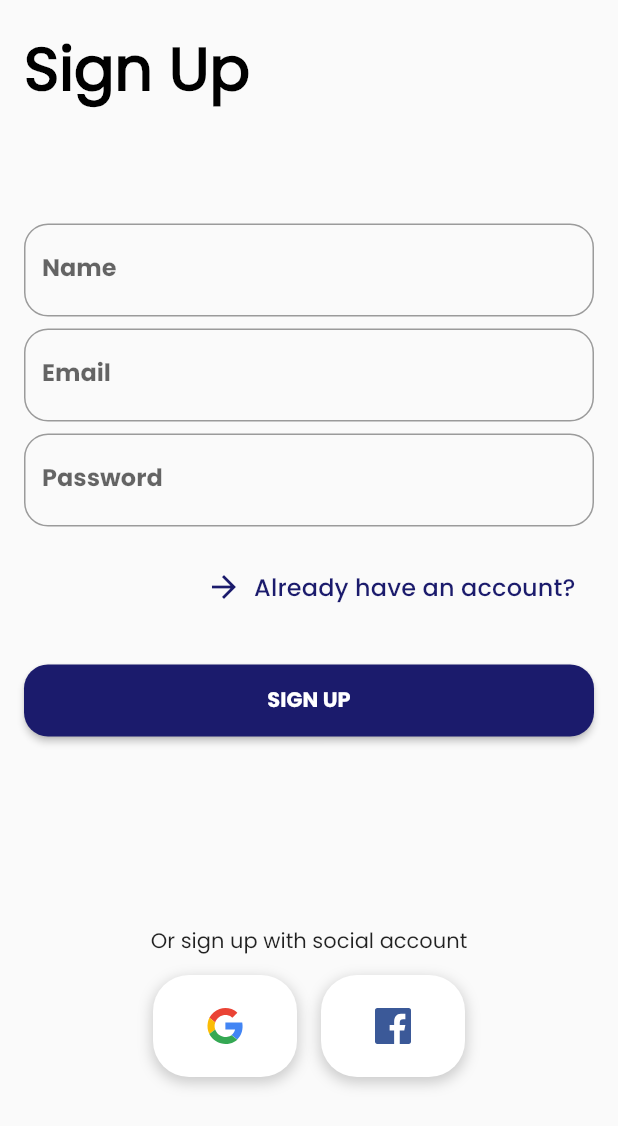
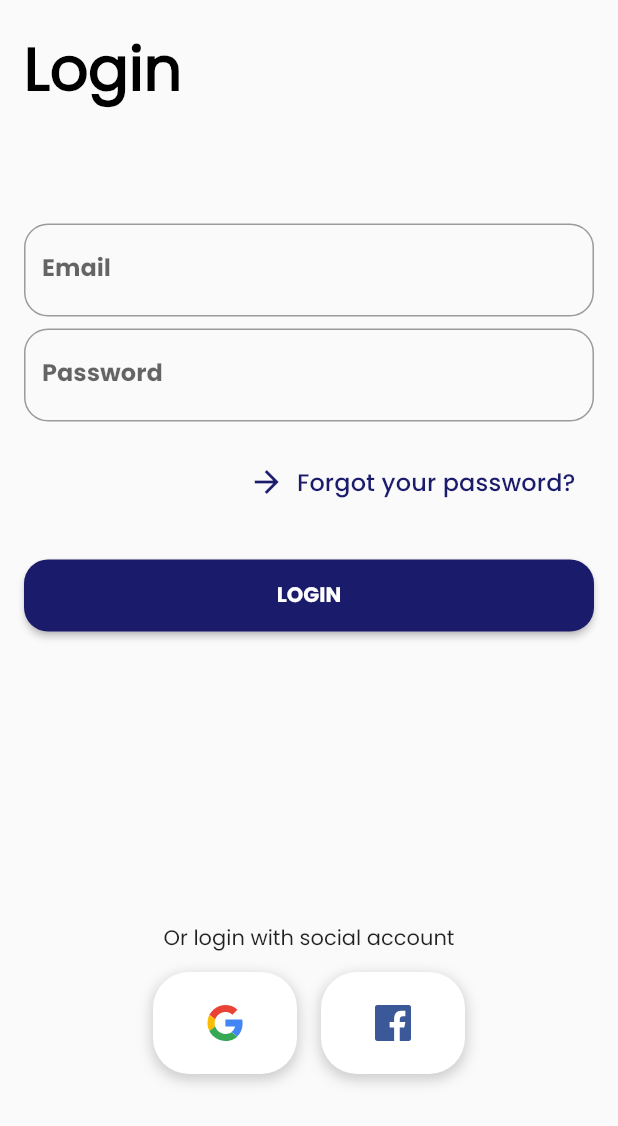
Before and after one commit to tranthaison1231/spo_flutter, a Flutter app: the screen it shows after launch, on a phone screen of 412 x 824 dp. Shown: the top 1126 px of the screen. Run offline on Flutter 3.47's test engine with Material 2 defaults, Android fonts, the phone set to English and light mode, and no system bars; drawn by our look-alikes of flutter_form_builder; our stand-ins replace flutter_speed_dial, flutter_svg, get, image_picker, shared_preferences; missing offline and left inert: amplify_auth_cognito, amplify_flutter, flutter_config; generated files the repository leaves out were written again; statements that could not run were skipped.

Commit message:
feat(dev): add package

```diff
--- a/lib/main.dart
+++ b/lib/main.dart
@@ -1,13 +1,12 @@
-import 'package:amplify_auth_cognito/amplify_auth_cognito.dart';
-import 'package:amplify_flutter/amplify.dart';
 import 'package:flutter/material.dart';
 import 'package:flutter_config/flutter_config.dart';
 import 'package:flutter_gen/gen_l10n/app_localizations.dart';
 import 'package:flutter_localizations/flutter_localizations.dart';
 import 'package:get/route_manager.dart';
-import 'package:spo/amplifyconfiguration.dart';
 import 'package:spo/l10n/l10n.dart';
-import 'package:spo/screens/signup.dart';
+import 'package:spo/screens/login.dart';
+import 'package:spo/services/amplify_service.dart';
+import 'package:spo/shared/components/loading.dart';
 import 'package:spo/shared/utils/theme.dart';
 
 void main() async {
@@ -24,8 +23,7 @@ class App extends StatefulWidget {
 class _AppState extends State<App> {
   bool _amplifyConfigured = false;
   Future<void> _configureAmplify() async {
-    await Amplify.addPlugins([AmplifyAuthCognito()]);
-    await Amplify.configure(amplifyconfig);
+    await AmplifyService.configureAmplify();
     setState(() {
       _amplifyConfigured = true;
     });
@@ -49,7 +47,7 @@ class _AppState extends State<App> {
         GlobalWidgetsLocalizations.delegate,
       ],
       debugShowCheckedModeBanner: false,
-      home: _amplifyConfigured ? SignUp() : Text("Loading"),
+      home: _amplifyConfigured ? Login() : Loading(),
       theme: theme,
       darkTheme: ThemeData.dark().copyWith(),
     );
--- a/lib/screens/login.dart
+++ b/lib/screens/login.dart
@@ -18,9 +18,12 @@ class Login extends StatelessWidget {
         final form = _formKey.currentState;
         FocusScopeNode currentFocus = FocusScope.of(context);
         if (form!.saveAndValidate()) {
-          await Amplify.Auth.signIn(
+          final result = await Amplify.Auth.signIn(
               username: form.value['email'] as String,
               password: form.value['password'] as String);
+          if (!result.isSignedIn) throw Exception('Login failed');
+          final user = await Amplify.Auth.getCurrentUser();
+          print(user);
           currentFocus.unfocus();
           Get.to(NavigationBar());
         }
--- a/lib/screens/signup.dart
+++ b/lib/screens/signup.dart
@@ -1,3 +1,4 @@
+import 'package:amplify_auth_cognito/amplify_auth_cognito.dart';
 import 'package:amplify_flutter/amplify.dart';
 import 'package:flutter/material.dart';
 import 'package:flutter_form_builder/flutter_form_builder.dart';
@@ -19,7 +20,9 @@ class SignUp extends StatelessWidget {
         if (form!.saveAndValidate()) {
           await Amplify.Auth.signUp(
               username: form.value['email'] as String,
-              password: form.value['password'] as String);
+              password: form.value['password'] as String,
+              options: CognitoSignUpOptions(
+                  userAttributes: {'fullName': form.value['name'] as String}));
           currentFocus.unfocus();
           Get.to(Login());
         }
--- /dev/null
+++ b/lib/services/amplify_service.dart
@@ -0,0 +1,16 @@
+import 'package:amplify_auth_cognito/amplify_auth_cognito.dart';
+import 'package:amplify_flutter/amplify.dart';
+import '../amplifyconfiguration.dart';
+
+class AmplifyService {
+  static configureAmplify() async {
+    Amplify.addPlugins([AmplifyAuthCognito()]);
+
+    try {
+      await Amplify.configure(amplifyconfig);
+      print('Amplify Configured');
+    } catch (e) {
+      print("Tried to reconfigure Amplify");
+    }
+  }
+}
--- a/pubspec.yaml
+++ b/pubspec.yaml
@@ -16,6 +16,7 @@ dependencies:
   cupertino_icons: ^1.0.3
   supabase: ^0.2.1
   flutter_form_builder: ^6.0.1
+  shared_preferences: ^2.0.6
   get: ^4.3.8
   flutter_speed_dial: ^4.2.0
   flutter_svg: ^0.22.0
```
Also changed, not shown: lib/shared/components/loading.dart (added, +13 -0 lines), lib/shared/utils/storage.dart (added, +12 -0 lines), pubspec.lock, 1 other file.
